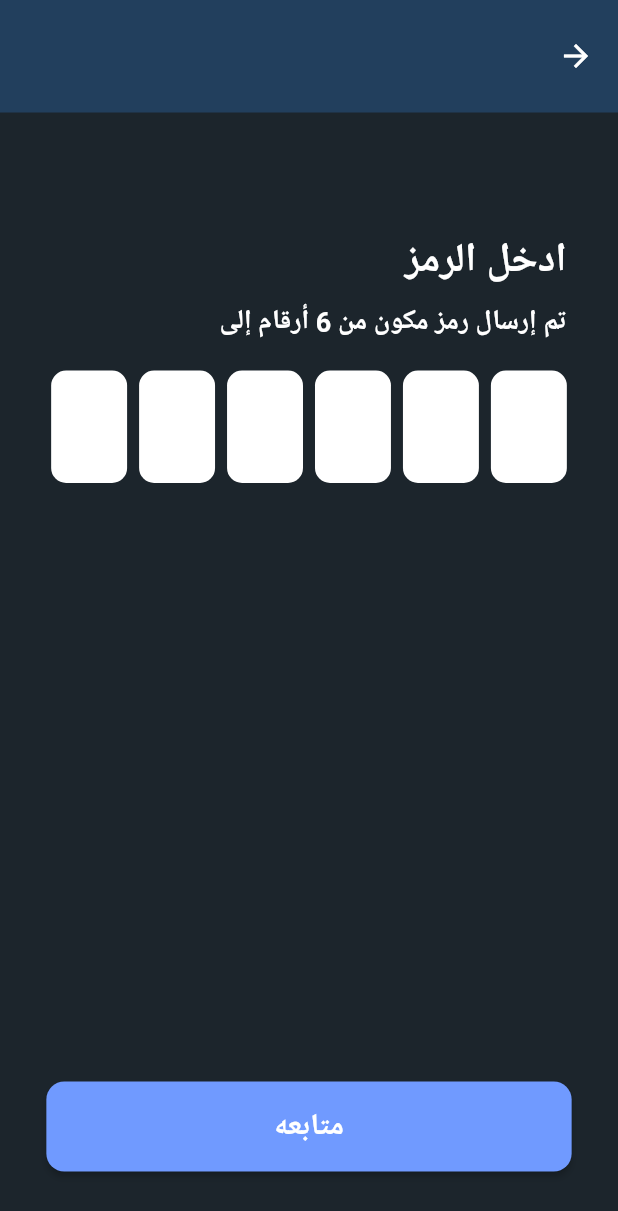
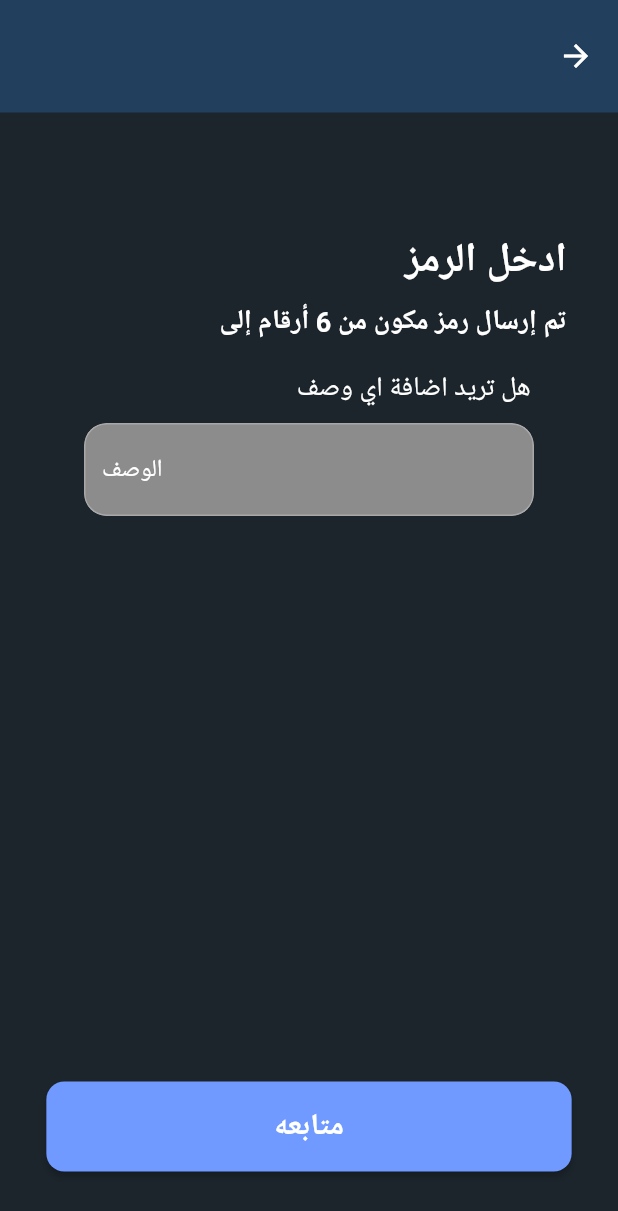
Before and after one commit to Taha-khaled1/Real_easte_app_flutter, a Flutter app: the OtpScreen screen opened directly, on a phone screen of 412 x 824 dp. Shown: the top 1211 px of the screen. Run offline on Flutter 3.47's test engine with Material 2 defaults, Android fonts, the phone set to English and light mode, and no system bars; drawn by our look-alikes of pinput; our stand-ins replace country_picker, curved_navigation_bar, get, google_maps_flutter, image_picker, lottie and 5 more; accounts and stored records are empty; Roboto replaces fonts that are missing (Cairo).

Commit message:
first commit

```diff
--- a/lib/presentation_layer/screen/authentication_screen/otp_screen/otp_screen.dart
+++ b/lib/presentation_layer/screen/authentication_screen/otp_screen/otp_screen.dart
@@ -1,6 +1,6 @@
 import 'package:flutter/material.dart';
 import 'package:get/get.dart';
-import 'package:pinput/pinput.dart';
+
 import 'package:quickalert/models/quickalert_type.dart';
 import 'package:real_easte_app/application_layer/ShardFunction/valid.dart';
 import 'package:real_easte_app/main.dart';
@@ -11,6 +11,7 @@ import 'package:real_easte_app/presentation_layer/resources/color_manager.dart';
 import 'package:real_easte_app/presentation_layer/resources/font_manager.dart';
 import 'package:real_easte_app/presentation_layer/resources/styles_manager.dart';
 import 'package:real_easte_app/presentation_layer/resources/values_manager.dart';
+import 'package:real_easte_app/presentation_layer/screen/add_property/widgte/CustomTextWithfield.dart';
 import 'package:real_easte_app/presentation_layer/screen/authentication_screen/bottomnavauth.dart';
 import 'package:real_easte_app/presentation_layer/screen/authentication_screen/otp_screen/otp_controller/otp_controller.dart';
 import 'package:real_easte_app/presentation_layer/screen/authentication_screen/reset_password_screen/reset_password_screen.dart';
@@ -75,24 +76,18 @@ class OtpScreen extends StatelessWidget {
                       Directionality(
                         // Specify direction if desired
                         textDirection: TextDirection.ltr,
-                        child: Pinput(
-                          length: 6,
-                          androidSmsAutofillMethod:
-                              AndroidSmsAutofillMethod.smsUserConsentApi,
-                          listenForMultipleSmsOnAndroid: true,
-                          defaultPinTheme: PinTheme(
-                              height: 75,
-                              width: 70,
-                              textStyle: TextStyle(color: ColorManager.white),
-                              // margin: EdgeInsets.all(7),
-                              decoration: BoxDecoration(
-                                color: ColorManager.kTextblack,
-                                borderRadius: BorderRadius.circular(10),
-                              )),
+                        child: CustomTextWithfield(
+                          text1: 'هل تريد اضافة اي وصف',
+                          width: 300,
+                          high: 60,
+                          text2: 'الوصف',
+                          onsaved: (p0) {
+                            return controller.otp = p0.toString();
+                          },
                           onChanged: (value) {
                             controller.otp = value.toString();
                           },
-                          validator: (value) {
+                          valid: (value) {
                             return validInput(
                               value.toString(),
                               6,
@@ -100,38 +95,6 @@ class OtpScreen extends StatelessWidget {
                               'type',
                             );
                           },
-                          onClipboardFound: (value) {
-                            debugPrint('onClipboardFound: $value');
-                            pinController.setText(value);
-                          },
-                          hapticFeedbackType: HapticFeedbackType.lightImpact,
-                          onCompleted: (pin) {
-                            if (controller.otp!.length < 6 ||
-                                controller.otp == null) {
-                              return showDilog(
-                                context,
-                                'يرجي ادخال الكود صحيح',
-                                type: QuickAlertType.info,
-                              );
-                            }
-                            controller.otp = pin;
-                            Get.to(
-                              () => ResetPasswordScreen(),
-                              arguments: {'otp': '${controller.otp}'},
-                            );
-                            debugPrint('onCompleted: $pin');
-                          },
-                          cursor: Column(
-                            mainAxisAlignment: MainAxisAlignment.end,
-                            children: [
-                              Container(
-                                margin: const EdgeInsets.only(bottom: 9),
-                                width: 22,
-                                height: 1,
-                                //  color: focusedBorderColor,
-                              ),
-                            ],
-                          ),
                         ),
                       ),
                     ],
--- a/pubspec.yaml
+++ b/pubspec.yaml
@@ -40,7 +40,7 @@ dependencies:
   get: ^4.6.5
   sqflite: ^2.0.2
   http: ^0.13.5
-  pinput: ^2.2.16
+  # pinput: ^2.2.31
   shared_preferences: ^2.0.15
   flutter_svg: ^1.1.6
   device_preview: ^1.1.0
@@ -49,14 +49,11 @@ dependencies:
   path_provider: ^2.0.11
   quickalert: ^1.0.1
   curved_navigation_bar: ^1.0.3
-  #firebase_messaging: ^14.2.1
   share_plus: ^6.0.1
- # geolocator: ^9.0.2
   firebase_core: ^2.4.1
   firebase_storage: ^11.0.10
   google_maps_flutter: ^2.2.3
   country_picker: ^2.0.19
-  badges: ^3.0.2
   syncfusion_flutter_sliders: ^20.4.49
   internet_connection_checker: ^1.0.0+1
 
```
Also changed, not shown: pubspec.lock, 5 other files.
